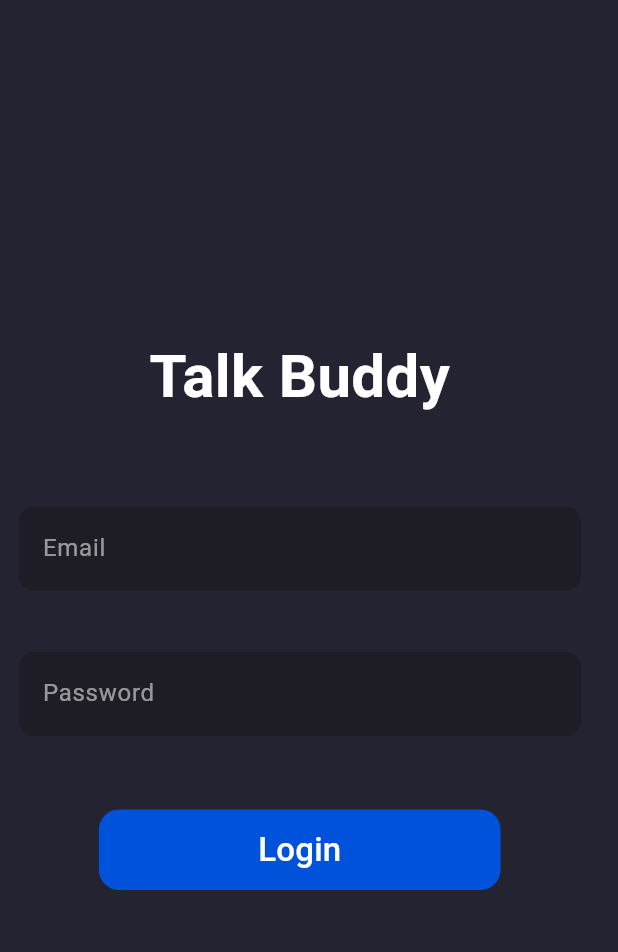
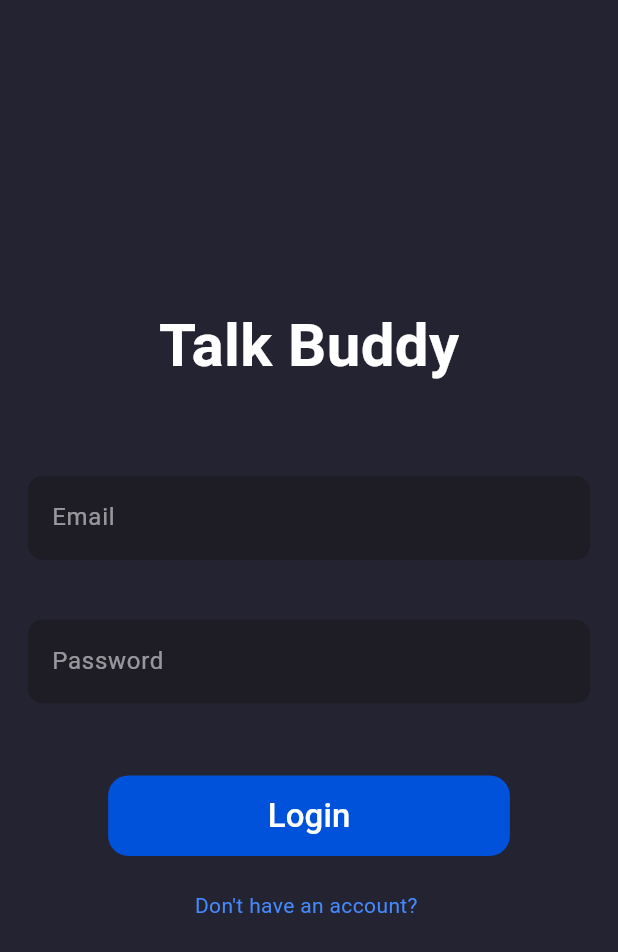
Before and after one commit to guptakaran11/Talk-Buddy, a Flutter app: the screen it shows after launch, on a phone screen of 412 x 824 dp. Shown: the top 952 px of the screen. Run offline on Flutter 3.47's test engine with Material 3 defaults, Android fonts, the phone set to English and light mode, and no system bars; our stand-ins replace cloud_firestore, file_picker, firebase_core, firebase_storage, get_it; accounts and stored records are empty.

Commit message:
login complete

```diff
--- /dev/null
+++ b/devtools_options.yaml
@@ -0,0 +1 @@
+extensions:
--- a/lib/View/pages/loginPage.dart
+++ b/lib/View/pages/loginPage.dart
@@ -1,6 +1,9 @@
 // ignore_for_file: file_names
 
+import 'dart:developer';
+
 import 'package:flutter/material.dart';
+import 'package:flutter/widgets.dart';
 import 'package:talkbuddy/View/widgets/inputFields.dart';
 import 'package:talkbuddy/View/widgets/roundedButton.dart';
 
@@ -24,6 +27,7 @@ class _LoginPageState extends State<LoginPage> {
 
     return Scaffold(
       body: SingleChildScrollView(
+        child: Center(
           child: Container(
             padding: EdgeInsets.symmetric(
               horizontal: width * 0.03,
@@ -51,7 +55,7 @@ class _LoginPageState extends State<LoginPage> {
                   height: height * 0.04,
                 ),
                 SizedBox(
-                height: height * 0.31,
+                  height: height * 0.36,
                   child: Form(
                     key: loginFormKey,
                     child: Column(
@@ -59,15 +63,12 @@ class _LoginPageState extends State<LoginPage> {
                       mainAxisAlignment: MainAxisAlignment.spaceBetween,
                       crossAxisAlignment: CrossAxisAlignment.center,
                       children: [
-                      Focus(
-                        autofocus: true,
-                        child: CustomTextFormField(
+                        CustomTextFormField(
                           onSaved: (value) {},
                           regExp:
                               r"^[a-zA-Z0-9.a-zA-Z0-9.!#$%&'*+-/=?^_`{|}~]+@[a-zA-Z0-9]+\.[a-zA-Z]+",
                           hintText: 'Email',
                           obscureText: false,
-                        ),
                         ),
                         SizedBox(
                           height: height * 0.04,
@@ -87,6 +88,18 @@ class _LoginPageState extends State<LoginPage> {
                           width: width * 0.65,
                           onPressed: () {},
                         ),
+                        SizedBox(
+                          height: height * 0.02,
+                        ),
+                        GestureDetector(
+                          onTap: () {},
+                          child: const Text(
+                            'Don\'t have an account? ',
+                            style: TextStyle(
+                              color: Colors.blueAccent,
+                            ),
+                          ),
+                        )
                       ],
                     ),
                   ),
@@ -95,6 +108,7 @@ class _LoginPageState extends State<LoginPage> {
             ),
           ),
         ),
+      ),
     );
   }
 }
```
Also changed, not shown: lib/View/pages/registrationPage.dart (added, +15 -0 lines). Lines whose indentation alone changed are shown as unchanged.
